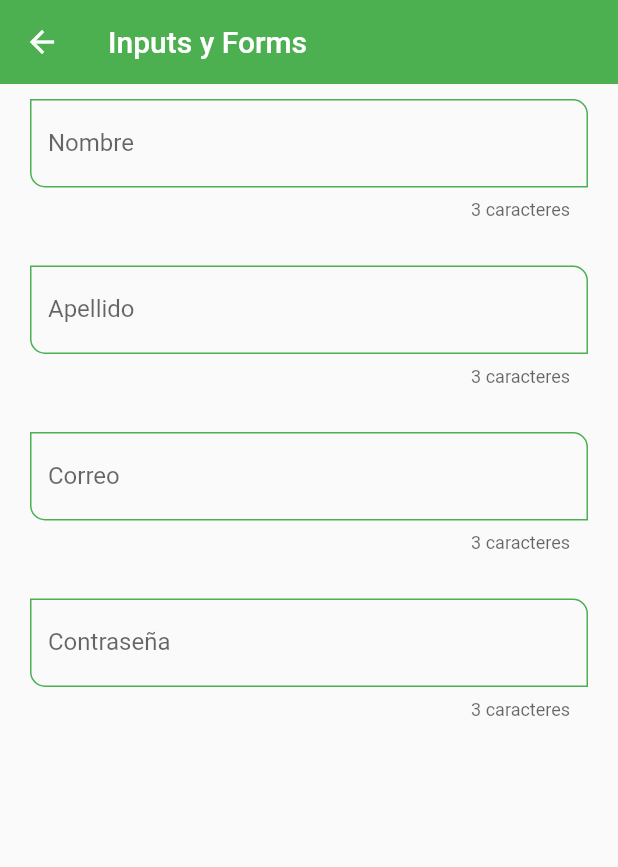
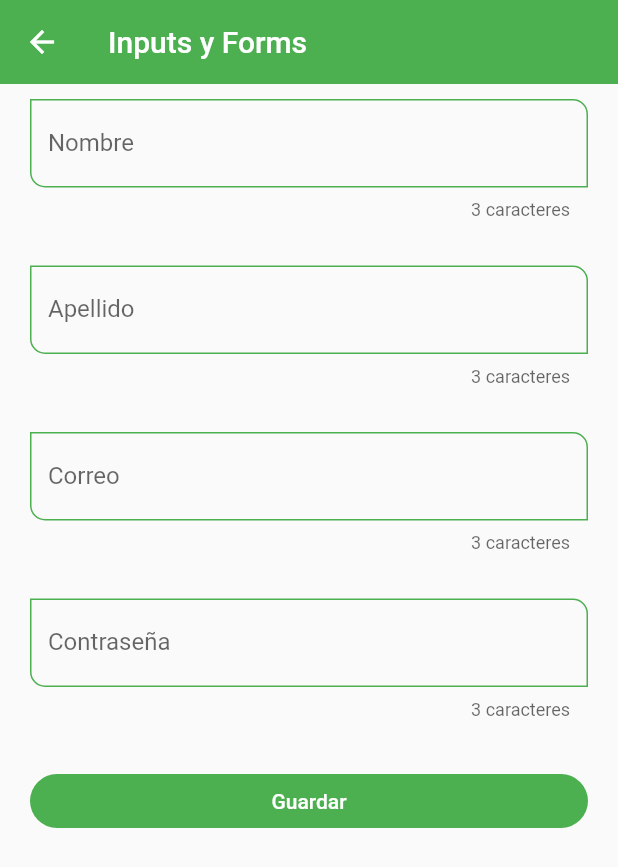
Before and after one commit to Rasec19/flutterComponents, a Flutter app: the InputsScreen screen opened by its route, on a phone screen of 412 x 824 dp. Shown: the top 867 px of the screen. Run offline on Flutter 3.47's test engine with Material 2 defaults, Android fonts, the phone set to English and light mode, and no system bars.

Commit message:
Update inputs_screen.dart

```diff
--- a/lib/screens/inputs_screen.dart
+++ b/lib/screens/inputs_screen.dart
@@ -6,6 +6,10 @@ class InputsScreen extends StatelessWidget {
 
   @override
   Widget build(BuildContext context) {
+    final Map<String, String> formValues = {
+      'first_name': 'Rasec',
+    };
+
     return Scaffold(
       appBar: AppBar(
         title: const Text('Inputs y Forms'),
@@ -13,31 +17,40 @@ class InputsScreen extends StatelessWidget {
       body: SingleChildScrollView(
         child: Padding(
             padding: const EdgeInsets.symmetric(horizontal: 20, vertical: 10),
+            child: Form(
               child: Column(
-              children: const [
-                CustomInputField(
+                children: [
+                  const CustomInputField(
                     labelText: 'Nombre',
                     hintText: 'Nombre del usuario',
                   ),
-                SizedBox(height: 30),
-                CustomInputField(
+                  const SizedBox(height: 30),
+                  const CustomInputField(
                     labelText: 'Apellido',
                     hintText: 'Apellido del usuario',
                   ),
-                SizedBox(height: 30),
-                CustomInputField(
+                  const SizedBox(height: 30),
+                  const CustomInputField(
                     labelText: 'Correo',
                     hintText: 'Correo del usuario',
                     keyboardType: TextInputType.emailAddress,
                   ),
-                SizedBox(height: 30),
-                CustomInputField(
+                  const SizedBox(height: 30),
+                  const CustomInputField(
                     labelText: 'Contraseña',
                     hintText: 'Contraseña del usuario',
                     obscureText: true,
                   ),
-                SizedBox(height: 30),
+                  const SizedBox(height: 30),
+                  ElevatedButton(
+                      onPressed: () {
+                        //TODO: imprimir valores del formulario
+                      },
+                      child: const SizedBox(
+                          width: double.infinity,
+                          child: Center(child: Text('Guardar'))))
                 ],
+              ),
             )),
       ),
     );
```
Lines whose indentation alone changed are shown as unchanged.
